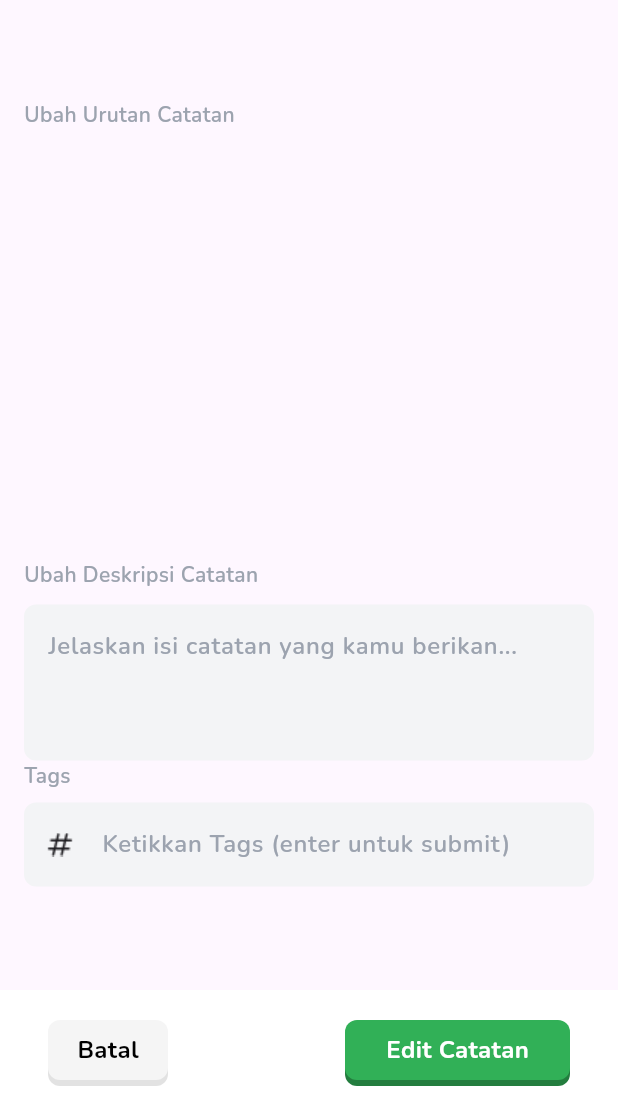
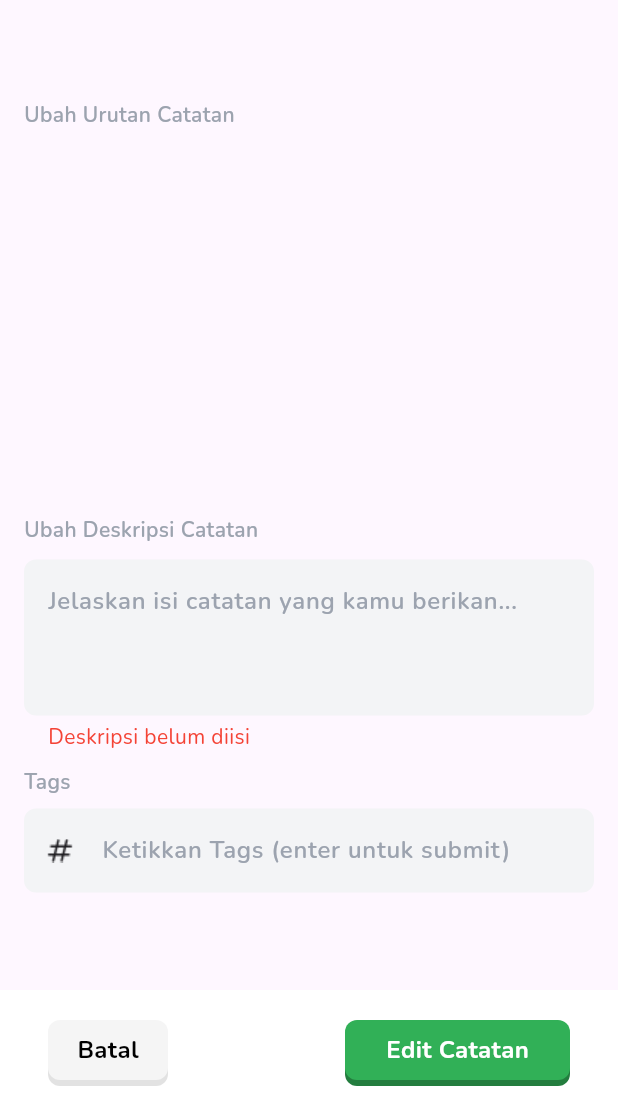
Before and after one commit to AnandaAfriezta/MejaKita_BerbagiCatatan, a Flutter app: the EditCatatanPage screen opened directly with empty values, after a tap on "Edit Catatan", on a phone screen of 412 x 824 dp, the part 126-1236 px from its top. Run offline on Flutter 3.47's test engine with Material 3 defaults, Android fonts, the phone set to English and light mode, and no system bars; our stand-ins replace cached_network_image, image_picker, photo_view, shared_preferences; accounts and stored records are empty; network calls fail.

Commit message:
Edit Catatan Error Handler

```diff
--- a/lib/edit_catatan.dart
+++ b/lib/edit_catatan.dart
@@ -30,6 +30,7 @@ class _EditCatatanPageState extends State<EditCatatanPage> {
   late List<int> orders;
   late TextEditingController _tagController;
   List<String> _tags = [];
+  String? _deskripsiError;
 
   @override
   void initState() {
@@ -70,36 +71,26 @@ class _EditCatatanPageState extends State<EditCatatanPage> {
   }
 
   void _updateCatatan(BuildContext context) async {
+    setState(() {
+      _deskripsiError = null;
+    });
+
+    String trimmedDescription = _descriptionController.text.trim();
+    if (trimmedDescription.isEmpty) {
+      setState(() {
+        _deskripsiError = 'Deskripsi belum diisi';
+      });
+      return;
+    }else if (trimmedDescription.length < 5){
+      setState(() {
+        _deskripsiError = 'Deskripsi harus memiliki setidaknya 5 karakter';
+      });
+      return;
+    }
+
     SharedPreferences prefs = await SharedPreferences.getInstance();
     String? userData = prefs.getString('userData');
     String token = _getTokenFromUserData(userData!);
-
-    // Validasi field description
-    if (_descriptionController.text.isEmpty) {
-      showDialog(
-        context: context,
-        builder: (BuildContext context) {
-          return AlertDialog(
-            title: Text('Peringatan'),
-            content: Text('Deskripsi catatan tidak boleh kosong.'),
-            actions: <Widget>[
-              TextButton(
-                child: const Text('OK',
-                  style: TextStyle(
-                      fontFamily: 'Nunito',
-                      color: Colors.black
-                  ),
-                ),
-                onPressed: () {
-                  Navigator.of(context).pop(); // Tutup dialog
-                },
-              ),
-            ],
-          );
-        },
-      );
-      return; // Hentikan eksekusi jika deskripsi kosong
-    }
 
     // URL endpoint untuk pembaruan catatan
     String apiUrl = 'https://service-catatan.mejakita.com/catatan/${widget.id}';
@@ -269,7 +260,7 @@ class _EditCatatanPageState extends State<EditCatatanPage> {
                   },
                 ),
               ),
-              const SizedBox(height: 50),
+              const SizedBox(height: 20),
               const Text(
                 'Ubah Deskripsi Catatan',
                 style: TextStyle(
@@ -299,7 +290,20 @@ class _EditCatatanPageState extends State<EditCatatanPage> {
                   ),
                 ),
               ),
-
+              if (_deskripsiError != null && _deskripsiError!.isNotEmpty)
+                Padding(
+                  padding: const EdgeInsets.only(left: 16.0, top: 4.0),
+                  child: Text(
+                    _deskripsiError!,
+                    style: const TextStyle(
+                      fontFamily: 'Nunito',
+                      fontSize: 14.0,
+                      fontWeight: FontWeight.normal,
+                      color: Colors.red,
+                    ),
+                  ),
+                ),
+              const SizedBox(height: 10),
               Column(
                 crossAxisAlignment: CrossAxisAlignment.start,
                 children: [
```
